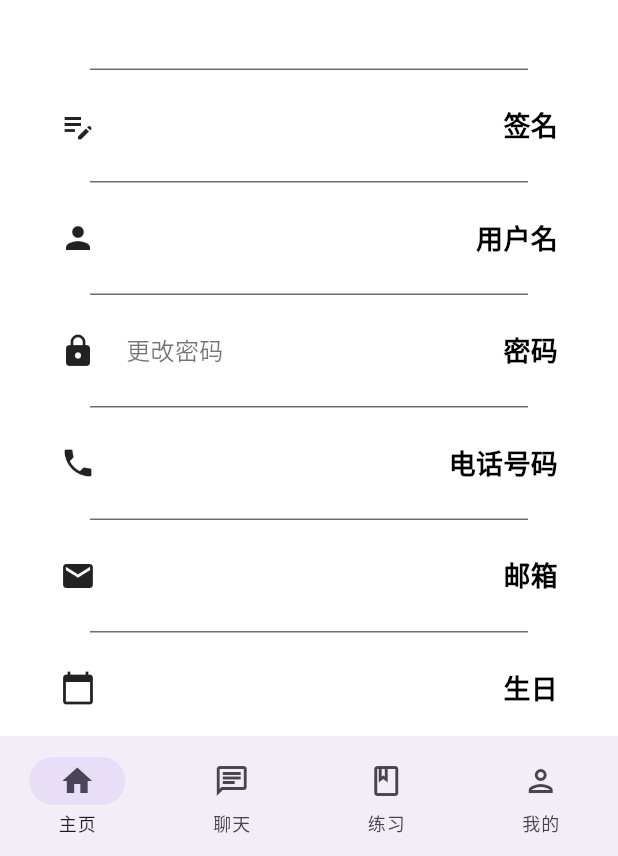
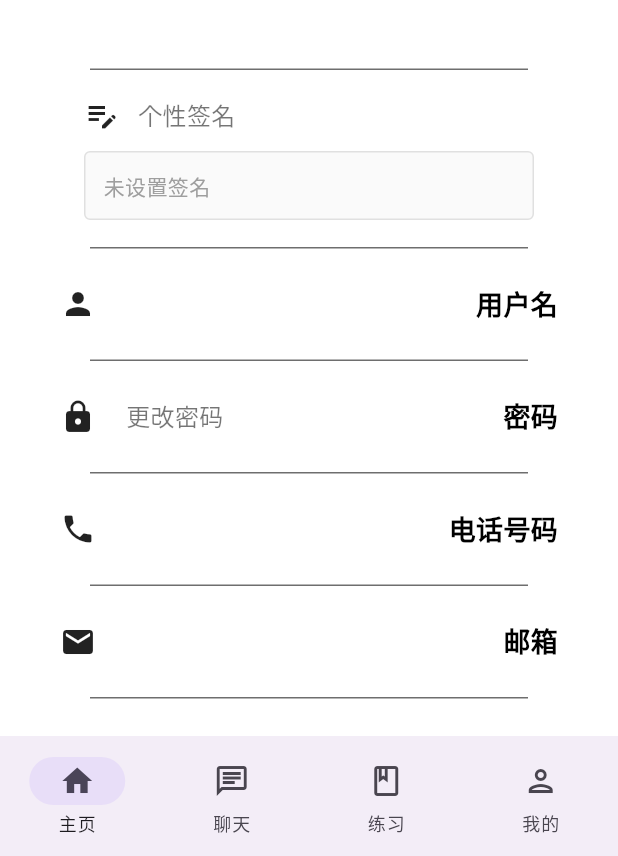
Before and after one commit to JiaErC/tutoring_software, a Flutter app: the InfoPage screen opened by its route, on a phone screen of 412 x 824 dp, the part 380-1236 px from its top. Run offline on Flutter 3.47's test engine with Material 3 defaults, Android fonts, the phone set to English and light mode, and no system bars; drawn by our look-alikes of getwidget; our stand-ins replace flutter_material_design_icons, flutter_modular, font_awesome_flutter, hive, mobx; accounts and stored records are empty; generated files the repository leaves out were written again; network calls fail.

Commit message:
完善签名的展示和修改，以及与远程数据库相连的功能

```diff
--- a/lib/modules/status/status_controller.dart
+++ b/lib/modules/status/status_controller.dart
@@ -43,9 +43,6 @@ abstract class _StatusController with Store {
   //密码
   @observable
   String uPassword = "";
-  //用户签名
-  @observable
-  String uSignature = "";
 
   //初始化，从盒子中获得登录状态和uID
   @action
--- a/lib/pages/index_module.dart
+++ b/lib/pages/index_module.dart
@@ -27,6 +27,7 @@ import 'package:tutoring_software/pages/login/login_controller.dart';
 import 'package:tutoring_software/pages/my/my_controller.dart';
 import 'package:tutoring_software/pages/chat/search/search_controller.dart';
 import 'package:tutoring_software/pages/subjects/subjects_controller.dart';
+import 'package:tutoring_software/modules/signature/signature_controller.dart';
 
 //目的是定义整个软件的路由
 class IndexModule extends Module {
@@ -49,6 +50,7 @@ class IndexModule extends Module {
     i.addSingleton(MyController.new);
     i.addSingleton(SearchController.new);
     i.addSingleton(SubjectsController.new);
+    i.addSingleton(SignatureController.new);
     i.get<MyController>().init();
     i.get<SubjectsController>().init();
   }
--- a/lib/pages/index_page.dart
+++ b/lib/pages/index_page.dart
@@ -3,6 +3,7 @@ import 'package:flutter_modular/flutter_modular.dart';
 
 import 'package:tutoring_software/pages/menu/menu.dart';
 import 'package:tutoring_software/modules/status/status_controller.dart';
+import 'package:tutoring_software/modules/signature/signature_controller.dart';
 
 //再者各路由中的加载导航栏
 class IndexPage extends StatefulWidget {
@@ -16,6 +17,9 @@ class IndexPage extends StatefulWidget {
 class _IndexPageState extends State<IndexPage> with WidgetsBindingObserver {
   //获取状态控制器
   final StatusController _statusController = Modular.get<StatusController>();
+  //获取签名控制器
+  final SignatureController _signatureController =
+      Modular.get<SignatureController>();
 
   @override
   void initState() {
@@ -23,7 +27,25 @@ class _IndexPageState extends State<IndexPage> with WidgetsBindingObserver {
     // 在首帧渲染后恢复登录状态
     WidgetsBinding.instance.addPostFrameCallback((_) {
       _restoreLoginStatus();
+      // 在恢复登录状态后再初始化签名，确保uID已经设置
+      _initSignature();
     });
+    // 或者直接调用，但不等待
+    // _initSignature();
+  }
+
+  // 新增单独的异步方法用于初始化签名
+  void _initSignature() {
+    // 不使用await，只调用异步方法
+    _signatureController
+        .init(_statusController.uID)
+        .then((_) {
+          // 如果需要在签名初始化完成后做些什么，可以在这里处理
+          debugPrint('签名初始化完成');
+        })
+        .catchError((e) {
+          debugPrint('签名初始化失败: $e');
+        });
   }
 
   @override
--- a/lib/pages/login/password/password_page.dart
+++ b/lib/pages/login/password/password_page.dart
@@ -8,6 +8,7 @@ import 'package:tutoring_software/modules/status/status_controller.dart';
 import 'package:tutoring_software/modules/user_data/user_data_item.dart';
 import 'package:tutoring_software/modules/account_manager/account_match.dart';
 import 'package:tutoring_software/pages/subjects/subjects_controller.dart';
+import 'package:tutoring_software/modules/signature/signature_controller.dart';
 
 class PasswordPage extends StatefulWidget {
   const PasswordPage({super.key});
@@ -27,6 +28,9 @@ class _PasswordPageState extends State<PasswordPage> {
   AccountController accountController = Modular.get<AccountController>();
   //登录状态控制器
   StatusController statusController = Modular.get<StatusController>();
+  // 添加 SignatureController
+  final SignatureController signatureController =
+      Modular.get<SignatureController>();
 
   bool showPassword = false; //是否显示密码的变量
   //两个控制器
@@ -292,6 +296,8 @@ class _PasswordPageState extends State<PasswordPage> {
                         statusController.setStatus(userDataItem);
                         // 添加changePassword方法调用，将密码同步到StatusController
                         // statusController.changePassword(uPassword);
+                        // 调用 SignatureController 的 init 方法获取签名
+                        await signatureController.init(accountController.uID);
                         // 调用SubjectsController的init()方法初始化科目数据
                         subjectsController.init();
                         debugPrint("登录成功:\n${userDataItem.toString()}");
--- a/lib/pages/my/info/info_page.dart
+++ b/lib/pages/my/info/info_page.dart
@@ -10,6 +10,7 @@ import 'package:tutoring_software/modules/account_manager/account_match.dart';
 import 'package:tutoring_software/bean/data_process/json_process.dart';
 import 'package:tutoring_software/pages/subjects/subjects_controller.dart';
 import 'package:tutoring_software/modules/user_data/user_data_item.dart';
+import 'package:tutoring_software/modules/signature/signature_controller.dart';
 
 class InfoPage extends StatefulWidget {
   const InfoPage({super.key});
@@ -29,6 +30,9 @@ class _InfoPageState extends State<InfoPage> {
   //引入学科页面控制类来监视学科选择信息
   final SubjectsController _subjectsController =
       Modular.get<SubjectsController>();
+  //引入签名控制器
+  final SignatureController _signatureController =
+      Modular.get<SignatureController>();
 
   // 添加TextEditingController用于处理输入
   late TextEditingController _userNameController;
@@ -72,6 +76,8 @@ class _InfoPageState extends State<InfoPage> {
     _newUserName = _statusController.uName;
     _newPhone = _statusController.uPhone;
     _newEmail = _statusController.uEmail;
+    //初始化签名
+    _newSignature = _signatureController.uSignature;
 
     // 初始化出生日期选择值    初始化性别选择值
     _selectedBirthday = _statusController.uBirthday;
@@ -147,10 +153,9 @@ class _InfoPageState extends State<InfoPage> {
                 _bulidAvatar(),
                 _buildDivider(),
                 //签名区域
-                _buildEditTile(
+                _buildSignatureEditTile(
                   Icons.edit_note,
-                  _newSignature,
-                  "签名",
+                  "个性签名",
                   _showEditSignatureMenu,
                 ),
                 _buildDivider(),
@@ -333,10 +338,58 @@ class _InfoPageState extends State<InfoPage> {
     );
   }
 
+  //签名的区域
+  Widget _buildSignatureEditTile(IconData icon, String uT, Function() f) {
+    return GestureDetector(
+      onTap: f,
+      behavior: HitTestBehavior.opaque,
+      child: Container(
+        width: double.infinity,
+        padding: EdgeInsets.all(16.0),
+        decoration: BoxDecoration(color: Colors.white),
+        child: Column(
+          crossAxisAlignment: CrossAxisAlignment.start,
+          mainAxisSize: MainAxisSize.min,
+          children: <Widget>[
+            // 标题行
+            Row(
+              children: [
+                Icon(icon, size: 24),
+                SizedBox(width: 12),
+                Text(uT, style: TextStyle(fontSize: 16, color: Colors.black54)),
+              ],
+            ),
+            SizedBox(height: 12),
+            // 签名内容区域
+            Container(
+              width: double.infinity,
+              decoration: BoxDecoration(
+                border: Border.all(color: Colors.grey.shade300),
+                borderRadius: BorderRadius.circular(4),
+                color: Colors.grey.shade50,
+              ),
+              padding: EdgeInsets.all(12.0),
+              child: _newSignature.isEmpty
+                  ? Text(
+                      '未设置签名',
+                      style: TextStyle(fontSize: 14, color: Colors.grey),
+                    )
+                  : Text(
+                      _newSignature,
+                      style: TextStyle(fontSize: 16, color: Colors.black54),
+                      textAlign: TextAlign.left,
+                    ),
+            ),
+          ],
+        ),
+      ),
+    );
+  }
+
   void _showEditSignatureMenu() {
     // 初始化签名输入框
-    TextEditingController _signatureController = TextEditingController(
-      text: _statusController.uSignature ?? '',
+    TextEditingController signatureTextController = TextEditingController(
+      text: _newSignature,
     );
     showModalBottomSheet(
       context: context,
@@ -359,7 +412,7 @@ class _InfoPageState extends State<InfoPage> {
                 ),
                 SizedBox(height: 20),
                 TextField(
-                  controller: _signatureController,
+                  controller: signatureTextController,
                   decoration: InputDecoration(
                     labelText: '请输入新签名',
                     border: OutlineInputBorder(),
@@ -388,13 +441,26 @@ class _InfoPageState extends State<InfoPage> {
                     SizedBox(width: 20),
                     Expanded(
                       child: ElevatedButton(
-                        onPressed: () {
-                          _newSignature = _signatureController.text;
-                          if (_newSignature.isNotEmpty) {
+                        onPressed: () async {
+                          if (signatureTextController.text.isNotEmpty) {
                             // 如果签名不为空，保存并关闭弹窗
                             setState(() {
-                              _statusController.uSignature = _newSignature;
+                              _newSignature = signatureTextController.text;
                             });
+                            //接下来把_newSignature保存到数据库中
+                            try {
+                              _signatureController.hasSignature
+                                  ? await _signatureController.updateSignature(
+                                      _statusController.uID,
+                                      _newSignature,
+                                    )
+                                  : await _signatureController.saveSignature(
+                                      _statusController.uID,
+                                      _newSignature,
+                                    );
+                            } catch (e) {
+                              debugPrint('保存签名时发生错误: $e');
+                            }
                             Navigator.of(context).pop();
                           } else {
                             // 如果签名为空，显示错误提示
@@ -1067,7 +1133,7 @@ class _InfoPageState extends State<InfoPage> {
         ),
         const SizedBox(width: 60),
         // 提示框，提示是否选择了学科
-        _textPrompt({_newTeachSubjects??{}}.isNotEmpty),
+        _textPrompt({_newTeachSubjects ?? {}}.isNotEmpty),
       ],
     );
   }
@@ -1100,7 +1166,7 @@ class _InfoPageState extends State<InfoPage> {
         ),
         const SizedBox(width: 60),
         // 提示框，提示是否选择了学科
-        _textPrompt({_newStudySubjects??{}}.isNotEmpty),
+        _textPrompt({_newStudySubjects ?? {}}.isNotEmpty),
       ],
     );
   }
--- a/lib/utils/storage.dart
+++ b/lib/utils/storage.dart
@@ -8,6 +8,8 @@ class GStorage {
   static late Box<UserDataItem> userDataBox;
   //存储这个用户登录状态的数据集
   static late Box<Status> statusBox;
+  //存储签名的盒子
+  static late Box<String> signatureBox;
   //存储手机号和电话号码的数据集
   // static late Box<String> phoneNumberBox;
   // static late Box<String> emailBox;
@@ -24,6 +26,7 @@ class GStorage {
     userDataBox = await Hive.openBox('userData');
     // userDataBox.clear();
     statusBox = await Hive.openBox('status');
+    signatureBox = await Hive.openBox('signature');
     //如果登录状态盒子为空，就添加一个默认的登录状态
     if (statusBox.isEmpty) {
       statusBox.add(Status(isLogin: false, uID: ""));
```
Also changed, not shown: lib/modules/signature/signature_controller.dart (+58 -1 lines), lib/pages/my/my_page.dart (+8 -1 lines).
